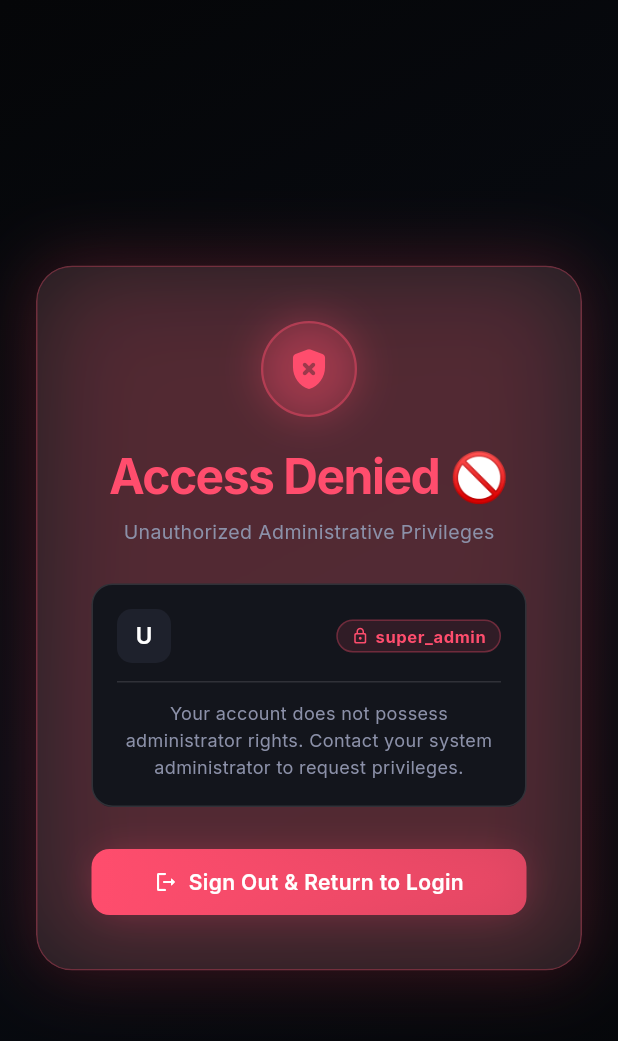
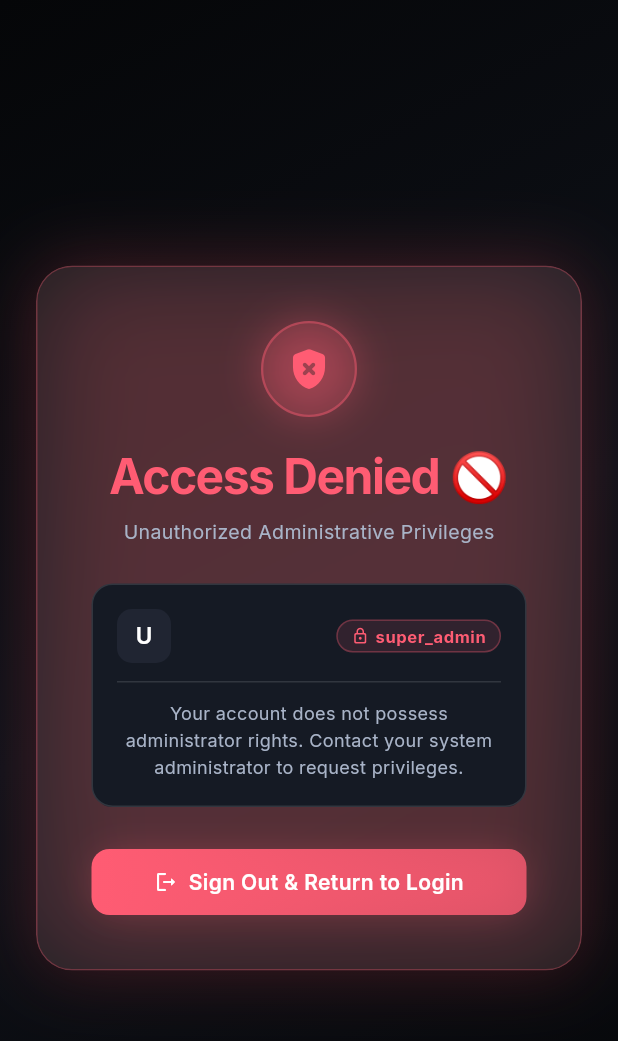
Before and after one commit to mdnoman1592008-ux/Admin-Pannel, a Flutter app: the AccessDeniedScreen screen opened directly with empty values, on a phone screen of 412 x 824 dp. Shown: the top 1041 px of the screen. Run offline on Flutter 3.47's test engine with Material 3 defaults, Android fonts, the phone set to English and light mode, and no system bars; our stand-ins replace fl_chart, google_fonts, shimmer; accounts and stored records are empty.

Commit message:
UI: Elevate design system to Glassmorphism 2.0 with Electric Blue, Royal Purple and Luxury Gold palette

```diff
--- a/admin_panel/lib/core/theme/app_colors.dart
+++ b/admin_panel/lib/core/theme/app_colors.dart
@@ -1,40 +1,39 @@
 import 'package:flutter/material.dart';
 
-/// Ether Cinema Admin Panel — Premium Color Design System
-/// Inspired by Linear, Vercel, Stripe, Supabase, Apple VisionOS
+/// Ether Cinema — World-Class OTT Design System Colors (Glassmorphism 2.0)
 class AppColors {
   AppColors._();
 
-  // ── Backgrounds ──────────────────────────────────────────────────────
-  static const Color background   = Color(0xFF050608);
-  static const Color surface      = Color(0xFF0F1117);
-  static const Color surfaceHigh  = Color(0xFF161921);
-  static const Color surfaceCard  = Color(0xFF13151C);
+  // ── Backgrounds & Surfaces ───────────────────────────────────────────
+  static const Color background   = Color(0xFF050608); // Luxury Black
+  static const Color surface      = Color(0xFF0E1118); // Secondary Surface
+  static const Color surfaceHigh  = Color(0xFF151A24); // Cards & Floating Panels
+  static const Color surfaceCard  = Color(0xFF151A24);
 
-  // ── Glass ─────────────────────────────────────────────────────────────
+  // ── Glass 2.0 ────────────────────────────────────────────────────────
   static const Color glass        = Color(0x14FFFFFF); // rgba(255,255,255,0.08)
   static const Color glassBorder  = Color(0x1FFFFFFF); // rgba(255,255,255,0.12)
-  static const Color glassHover   = Color(0x22FFFFFF); // rgba(255,255,255,0.13)
+  static const Color glassHover   = Color(0x28FFFFFF); // rgba(255,255,255,0.16)
 
-  // ── Brand ─────────────────────────────────────────────────────────────
-  static const Color primary      = Color(0xFF00D8FF); // Cyan
-  static const Color secondary    = Color(0xFF7B61FF); // Purple
-  static const Color accent       = Color(0xFF00FFC8); // Mint
-  static const Color gold         = Color(0xFFFFD86A);
+  // ── Brand Accents ───────────────────────────────────────────────────
+  static const Color primary      = Color(0xFF00CFFF); // Electric Blue
+  static const Color secondary    = Color(0xFF7A5CFF); // Royal Purple
+  static const Color accent       = Color(0xFF00FFC8); // Mint Accent
+  static const Color gold         = Color(0xFFFFD66B); // Luxury Gold
 
-  // ── Semantic ──────────────────────────────────────────────────────────
-  static const Color success      = Color(0xFF00E676);
-  static const Color warning      = Color(0xFFFFC857);
-  static const Color danger       = Color(0xFFFF4D6D);
-  static const Color info         = Color(0xFF00D8FF);
+  // ── Semantic Colors ─────────────────────────────────────────────────
+  static const Color success      = Color(0xFF31D07F);
+  static const Color warning      = Color(0xFFFFB84D);
+  static const Color danger       = Color(0xFFFF5C73);
+  static const Color info         = Color(0xFF00CFFF);
 
-  // ── Text ──────────────────────────────────────────────────────────────
-  static const Color textPrimary  = Color(0xFFF0F2FF);
-  static const Color textSecond   = Color(0xFF8B90A8);
+  // ── Typography Colors ────────────────────────────────────────────────
+  static const Color textPrimary  = Color(0xFFFFFFFF);
+  static const Color textSecond   = Color(0xFFA8B3C7);
   static const Color textMuted    = Color(0xFF4A4F6A);
   static const Color textDisabled = Color(0xFF2E3148);
 
-  // ── Glow Shadows ──────────────────────────────────────────────────────
+  // ── Glow Effects ────────────────────────────────────────────────────
   static BoxShadow glowCyan({double blur = 24, double spread = 0, double opacity = 0.35}) =>
       BoxShadow(color: primary.withOpacity(opacity), blurRadius: blur, spreadRadius: spread);
 
@@ -50,45 +49,45 @@ class AppColors {
   static BoxShadow softShadow() =>
       BoxShadow(color: Colors.black.withOpacity(0.45), blurRadius: 32, offset: const Offset(0, 8));
 
-  // ── Gradients ─────────────────────────────────────────────────────────
+  // ── Gradients ───────────────────────────────────────────────────────
   static const LinearGradient primaryGradient = LinearGradient(
-    colors: [Color(0xFF00D8FF), Color(0xFF7B61FF)],
+    colors: [Color(0xFF00CFFF), Color(0xFF7A5CFF)],
     begin: Alignment.topLeft,
     end: Alignment.bottomRight,
   );
 
   static const LinearGradient accentGradient = LinearGradient(
-    colors: [Color(0xFF00FFC8), Color(0xFF00D8FF)],
+    colors: [Color(0xFF00FFC8), Color(0xFF00CFFF)],
     begin: Alignment.topLeft,
     end: Alignment.bottomRight,
   );
 
   static const LinearGradient goldGradient = LinearGradient(
-    colors: [Color(0xFFFFD86A), Color(0xFFFF9F43)],
+    colors: [Color(0xFFFFD66B), Color(0xFFFF9F43)],
     begin: Alignment.topLeft,
     end: Alignment.bottomRight,
   );
 
   static const LinearGradient secondaryGradient = LinearGradient(
-    colors: [Color(0xFF7B61FF), Color(0xFF4F46E5)],
+    colors: [Color(0xFF7A5CFF), Color(0xFF4F46E5)],
     begin: Alignment.topLeft,
     end: Alignment.bottomRight,
   );
 
   static const LinearGradient dangerGradient = LinearGradient(
-    colors: [Color(0xFFFF4D6D), Color(0xFFFF6B35)],
+    colors: [Color(0xFFFF5C73), Color(0xFFFF6B35)],
     begin: Alignment.topLeft,
     end: Alignment.bottomRight,
   );
 
   static const LinearGradient successGradient = LinearGradient(
-    colors: [Color(0xFF00E676), Color(0xFF00BFA5)],
+    colors: [Color(0xFF31D07F), Color(0xFF00BFA5)],
     begin: Alignment.topLeft,
     end: Alignment.bottomRight,
   );
 
   static const LinearGradient backgroundGradient = LinearGradient(
-    colors: [Color(0xFF050608), Color(0xFF080B12), Color(0xFF050608)],
+    colors: [Color(0xFF050608), Color(0xFF0E1118), Color(0xFF050608)],
     begin: Alignment.topLeft,
     end: Alignment.bottomRight,
   );
@@ -96,5 +95,5 @@ class AppColors {
   // Provider colors
   static const Color facebook = Color(0xFF1877F2);
   static const Color google   = Color(0xFF4285F4);
-  static const Color email    = Color(0xFF8B90A8);
+  static const Color email    = Color(0xFFA8B3C7);
 }
```
